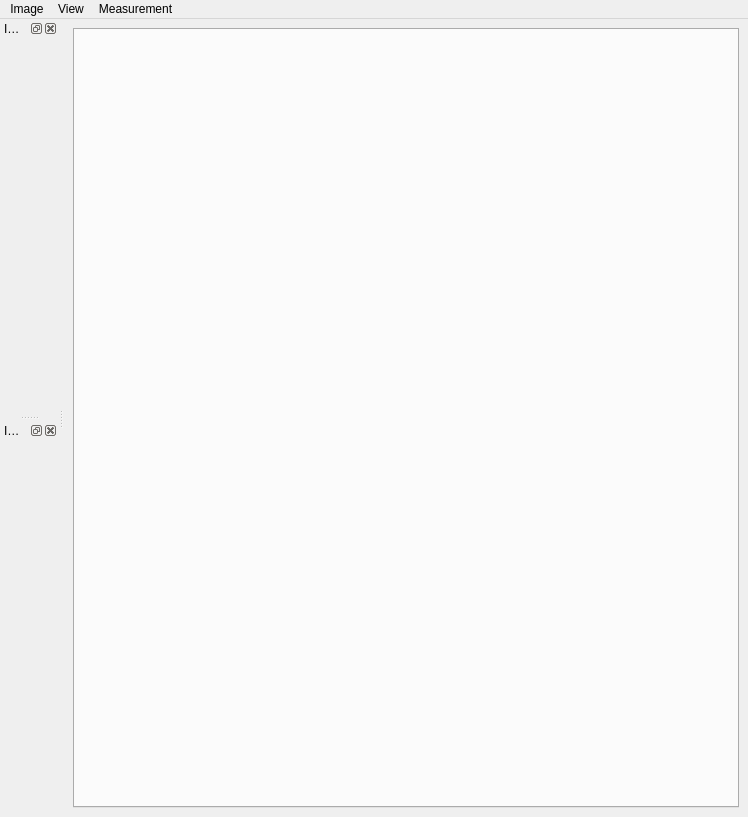
Qt form uidesign/mainWindow.ui (azonalon/Streak-Viewer) before a commit.
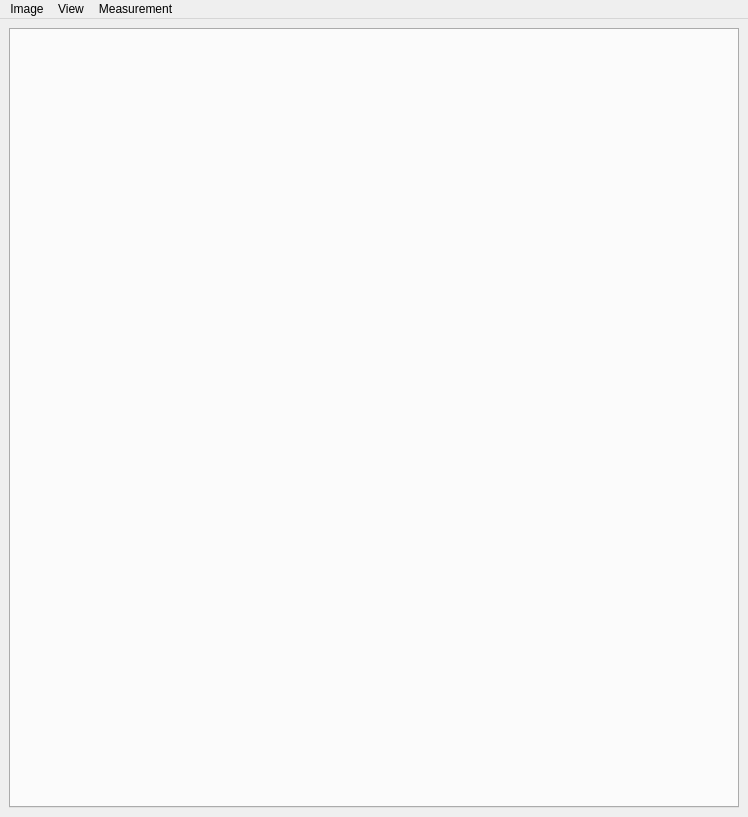
The same form after that commit.

Patch:
```diff
--- a/uidesign/mainWindow.ui
+++ b/uidesign/mainWindow.ui
@@ -84,55 +84,6 @@
    <addaction name="menuView"/>
    <addaction name="menuMeasure"/>
   </widget>
-  <widget class="QDockWidget" name="dockWidget">
-   <property name="sizePolicy">
-    <sizepolicy hsizetype="Expanding" vsizetype="Expanding">
-     <horstretch>0</horstretch>
-     <verstretch>0</verstretch>
-    </sizepolicy>
-   </property>
-   <property name="floating">
-    <bool>false</bool>
-   </property>
-   <property name="allowedAreas">
-    <set>Qt::AllDockWidgetAreas</set>
-   </property>
-   <property name="windowTitle">
-    <string>Images</string>
-   </property>
-   <attribute name="dockWidgetArea">
-    <number>1</number>
-   </attribute>
-   <widget class="QWidget" name="dockWidgetWidget">
-    <layout class="QGridLayout" name="layoutCalcTreeWidget"/>
-   </widget>
-  </widget>
-  <widget class="QDockWidget" name="dockWidget_2">
-   <property name="sizePolicy">
-    <sizepolicy hsizetype="Expanding" vsizetype="Expanding">
-     <horstretch>0</horstretch>
-     <verstretch>0</verstretch>
-    </sizepolicy>
-   </property>
-   <property name="features">
-    <set>QDockWidget::AllDockWidgetFeatures</set>
-   </property>
-   <property name="allowedAreas">
-    <set>Qt::AllDockWidgetAreas</set>
-   </property>
-   <property name="windowTitle">
-    <string>Image Info</string>
-   </property>
-   <attribute name="dockWidgetArea">
-    <number>1</number>
-   </attribute>
-   <widget class="QWidget" name="widgetwidget">
-    <property name="autoFillBackground">
-     <bool>true</bool>
-    </property>
-    <layout class="QGridLayout" name="layoutImageInfo"/>
-   </widget>
-  </widget>
   <action name="actionRecalc">
    <property name="text">
     <string>Recalc</string>
```
Left out of the diff: 69 changed lines with no effect on the pictures.
